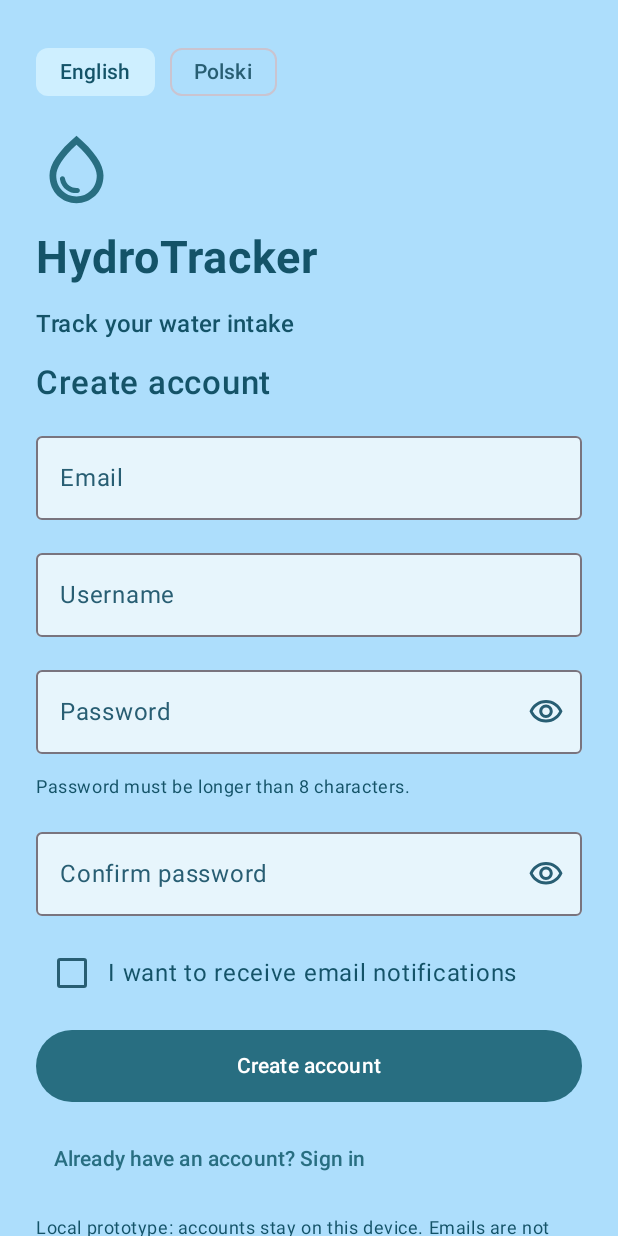
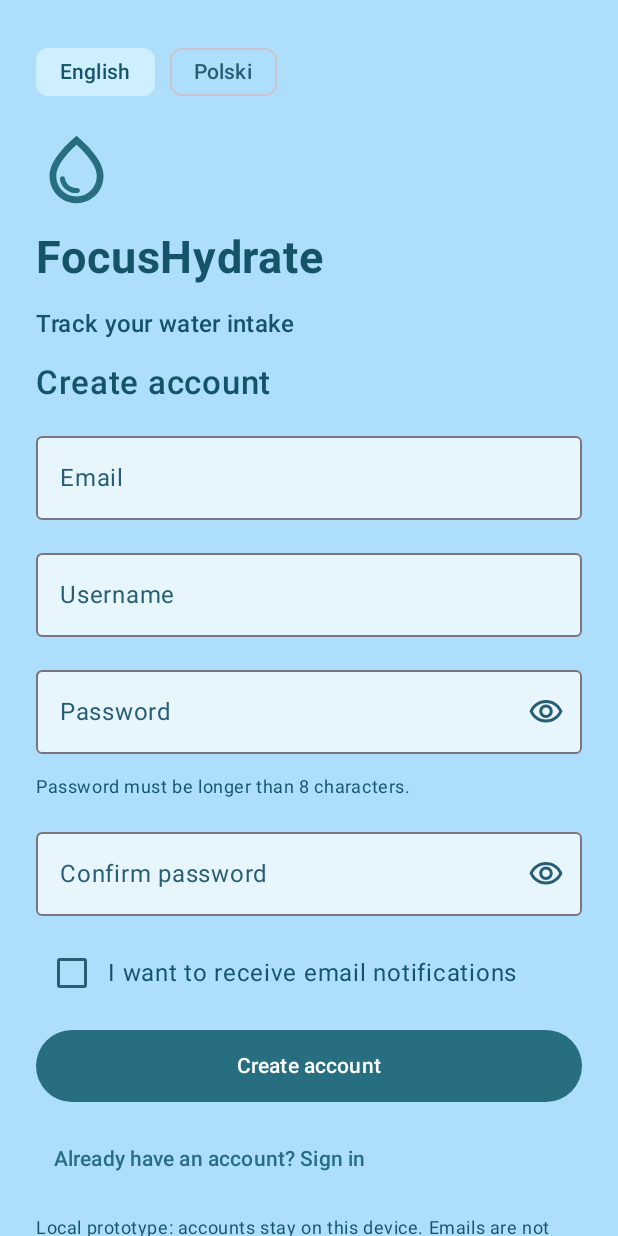
Before and after one commit to mateuszjurek91/MobileSystemProjectTeamB, an Android app built with Jetpack Compose: the screen it shows after launch (MainActivity), on a phone screen of 412 x 824 dp. Run offline under Robolectric (Android 15) with nearby library versions, the phone set to English and light mode, and no system bars; pictures from the network do not load.

Commit message:
use FocusHydrate throughout the app

```diff
--- a/project/app/src/main/java/com/example/focushydrate/ui/screens/AuthScreen.kt
+++ b/project/app/src/main/java/com/example/focushydrate/ui/screens/AuthScreen.kt
@@ -42,7 +42,7 @@ fun AuthScreen(accounts: LocalAccounts, language: String, onLanguage: (String) -
         verticalArrangement = Arrangement.spacedBy(14.dp)) {
         LanguagePicker(language, onLanguage, !busy)
         Icon(Icons.Outlined.WaterDrop, null, Modifier.size(54.dp), tint = MaterialTheme.colorScheme.primary)
-        Text("HydroTracker", fontSize = 30.sp, fontWeight = FontWeight.Bold)
+        Text(stringResource(R.string.app_name), fontSize = 30.sp, fontWeight = FontWeight.Bold)
         Text(stringResource(R.string.welcome), style = MaterialTheme.typography.titleMedium)
         Text(stringResource(if (registration) R.string.create_account else R.string.sign_in), fontSize = 22.sp, fontWeight = FontWeight.SemiBold)
         OutlinedTextField(email, { email = it }, Modifier.fillMaxWidth(), enabled = !busy,
--- a/project/app/src/main/java/com/example/focushydrate/ui/screens/MapScreen.kt
+++ b/project/app/src/main/java/com/example/focushydrate/ui/screens/MapScreen.kt
@@ -137,7 +137,7 @@ fun MapScreen(profile: AccountProfile) {
                                     if (generation != reload) return true
                                     val url = request.url
                                     if (!request.isForMainFrame) return true
-                                    if (url.scheme == "hydrotracker") {
+                                    if (url.scheme == "focushydrate") {
                                         when (url.host) {
                                             "ready" -> ready = true
                                             "loaded" -> mapState = "loaded"
--- a/project/app/src/main/java/com/example/focushydrate/ui/screens/TrackerScreen.kt
+++ b/project/app/src/main/java/com/example/focushydrate/ui/screens/TrackerScreen.kt
@@ -50,7 +50,7 @@ fun TrackerScreen(intake: Int, goal: Int, onAddWater: () -> Unit,
                 Spacer(Modifier.width(7.dp))
                 Text(stringResource(R.string.today), color = Color(0xFF34798E), fontSize = 10.sp, letterSpacing = 1.sp)
             }
-            Text("HydroTracker", Modifier.align(Alignment.Center), color = Ink,
+            Text(stringResource(R.string.app_name), Modifier.align(Alignment.Center), color = Ink,
                 fontWeight = FontWeight.SemiBold, fontSize = 17.sp)
             IconButton(enabled = !busy, onClick = { confirmReset = true }, modifier = Modifier.align(Alignment.CenterEnd).size(48.dp)) {
                 Icon(Icons.Outlined.Refresh, stringResource(R.string.reset_today), tint = Ink, modifier = Modifier.size(20.dp))
--- a/project/app/src/main/res/values/strings.xml
+++ b/project/app/src/main/res/values/strings.xml
@@ -1,5 +1,5 @@
 <resources>
-    <string name="app_name">HydroTracker</string>
+    <string name="app_name">FocusHydrate</string>
     <string name="nav_map">Map</string>
     <string name="nav_tracker">Tracker</string>
     <string name="nav_settings">Settings</string>
@@ -131,5 +131,5 @@
     <string name="reminder_invalid">Enter valid times in HH:mm format, with the start before the end, and choose at least one day.</string>
     <string name="reminder_channel">Drinking reminders</string>
     <string name="reminder_title">Time for some water</string>
-    <string name="reminder_body">Take a water break and record it in HydroTracker.</string>
+    <string name="reminder_body">Take a water break and record it in FocusHydrate.</string>
 </resources>
```
Also changed, not shown: 3 other files.
